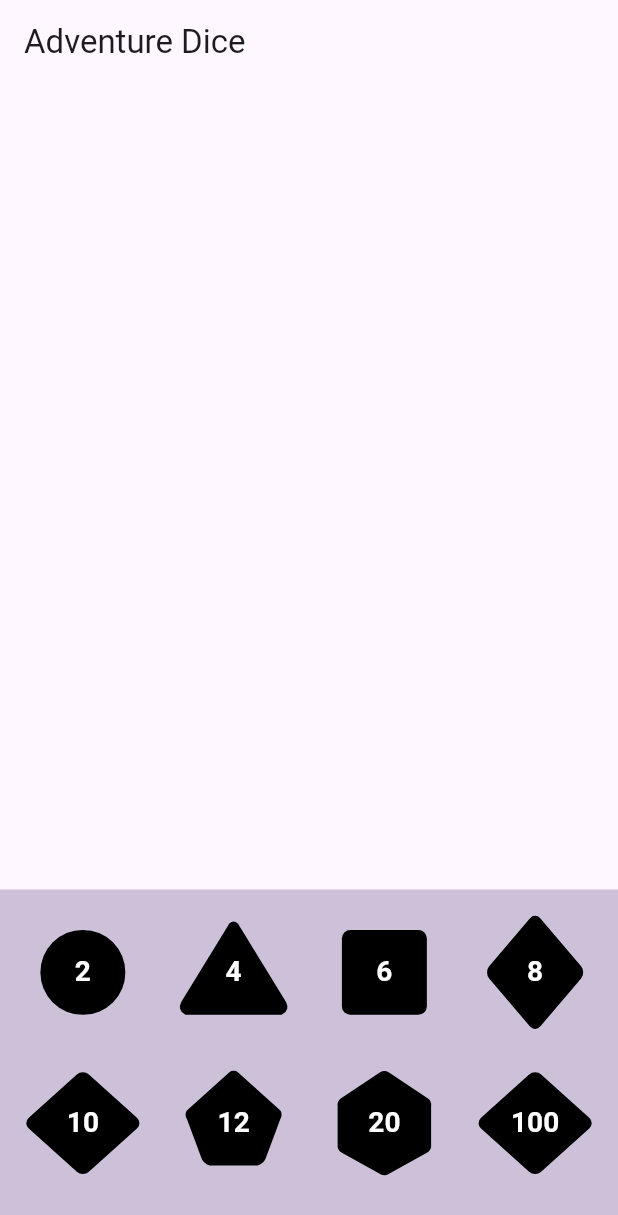
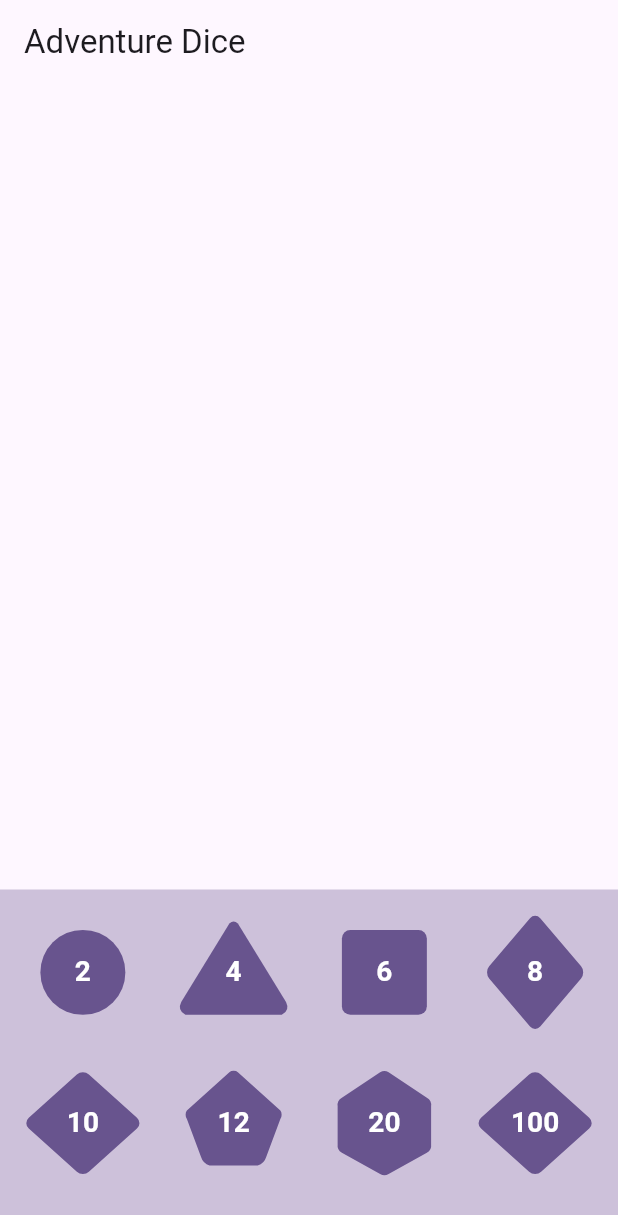
Before and after one commit to devolonter/adventure_dice, a Flutter app: the screen it shows after launch, on a phone screen of 412 x 824 dp. Shown: the top 1215 px of the screen. Run offline on Flutter 3.47's test engine with Material 2 defaults, Android fonts, the phone set to English and light mode, and no system bars; our stand-ins replace flutter_riverpod, isar, riverpod_annotation; accounts and stored records are empty; generated files the repository leaves out were written again.

Commit message:
Set dice color to the theme primary color

```diff
--- a/lib/widgets/dice/dice_single.dart
+++ b/lib/widgets/dice/dice_single.dart
@@ -25,7 +25,8 @@ class DiceSingle extends ConsumerWidget {
           borderRadius: BorderRadius.circular(8),
         ),
       ),
-      child: DiceIcon(size: size, dice: dice),
+      child: DiceIcon(
+          size: size, dice: dice, color: Theme.of(context).colorScheme.primary),
     );
   }
 }
```
